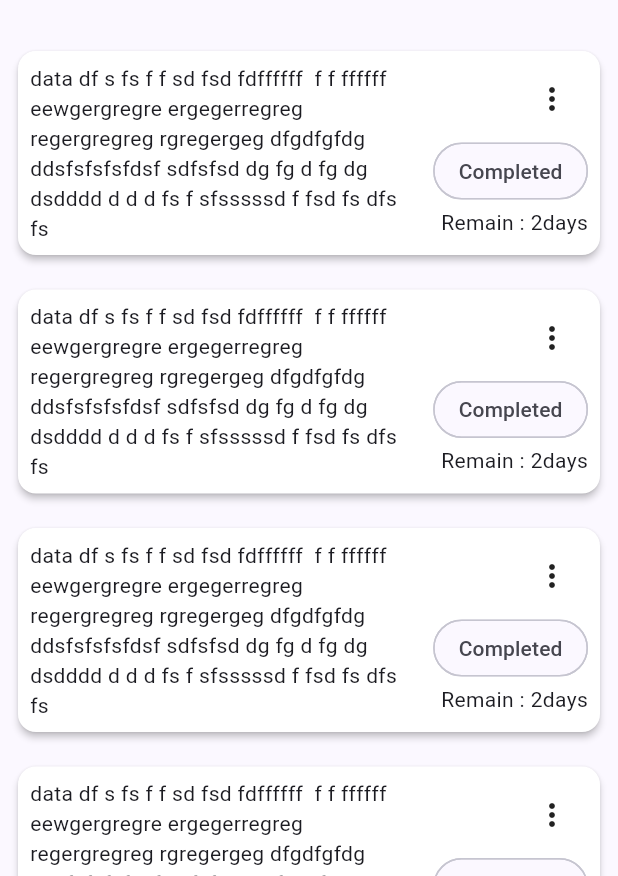
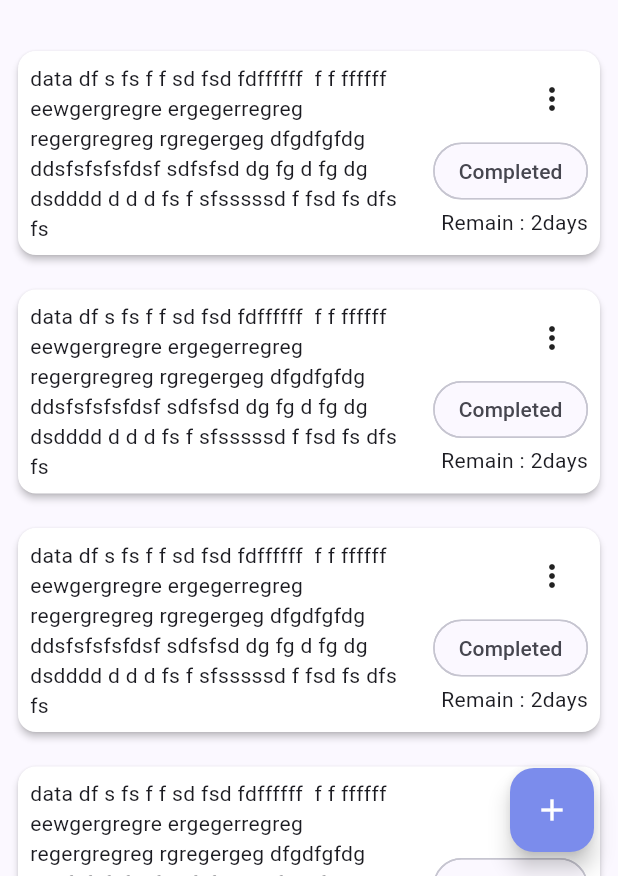
Before and after one commit to rahimuj570/what_to_do_flutter_MVVM, a Flutter app: the screen it shows after launch, on a phone screen of 412 x 824 dp, the part 360-1236 px from its top. Run offline on Flutter 3.47's test engine with Material 3 defaults, Android fonts, the phone set to English and light mode, and no system bars.

Commit message:
onGenerateRoute added

```diff
--- a/lib/app/app.dart
+++ b/lib/app/app.dart
@@ -1,4 +1,5 @@
 import 'package:flutter/material.dart';
+import 'package:mvvm_task_management/app/app_route.dart';
 import 'package:mvvm_task_management/app/app_theme.dart';
 import 'package:mvvm_task_management/views/home_screen.dart';
 
@@ -16,7 +17,8 @@ class _TodoAppState extends State<TodoApp> {
       theme: AppTheme.light,
       darkTheme: AppTheme.dark,
       themeMode: ThemeMode.light,
-      home: HomeScreen(),
+      onGenerateRoute: (settings) => AppRoute.appRoutes(settings),
+      initialRoute: HomeScreen.name,
     );
   }
 }
--- /dev/null
+++ b/lib/app/app_route.dart
@@ -0,0 +1,15 @@
+import 'package:flutter/material.dart';
+import 'package:mvvm_task_management/views/add_todo_screen.dart';
+import 'package:mvvm_task_management/views/home_screen.dart';
+
+class AppRoute {
+  static Route<dynamic>? appRoutes(RouteSettings settings) {
+    Widget widget = SizedBox();
+    if (settings.name == HomeScreen.name) {
+      widget = HomeScreen();
+    } else if (settings.name == AddTodoScreen.name) {
+      widget = AddTodoScreen();
+    }
+    return MaterialPageRoute(builder: (context) => widget);
+  }
+}
--- a/lib/views/home_screen.dart
+++ b/lib/views/home_screen.dart
@@ -1,9 +1,11 @@
 import 'package:flutter/material.dart';
+import 'package:mvvm_task_management/app/app_colors.dart';
 import 'package:mvvm_task_management/widgets/appbar_status_card_widget.dart';
 import 'package:mvvm_task_management/widgets/todo_card_widget.dart';
 
 class HomeScreen extends StatefulWidget {
   const HomeScreen({super.key});
+  static String name = 'homeScreen';
 
   @override
   State<HomeScreen> createState() => _HomeScreenState();
@@ -67,13 +69,13 @@ class _HomeScreenState extends State<HomeScreen> {
                     child: ListView.separated(
                       separatorBuilder: (context, index) =>
                           SizedBox(height: 15),
-                      itemCount: 10,
+                      itemCount: 11,
                       shrinkWrap: true,
 
                       physics: NeverScrollableScrollPhysics(),
                       itemBuilder: (context, index) => ConstrainedBox(
                         constraints: BoxConstraints(minHeight: 100),
-                        child: TodoCardWidget(),
+                        child: index == 10 ? SizedBox() : TodoCardWidget(),
                       ),
                     ),
                   ),
@@ -82,6 +84,12 @@ class _HomeScreenState extends State<HomeScreen> {
             ),
           ],
         ),
+        floatingActionButton: FloatingActionButton(
+          onPressed: () {},
+          backgroundColor: AppColors.themeColor,
+          foregroundColor: Colors.white,
+          child: Icon(Icons.add),
+        ),
       ),
     );
   }
```
Also changed, not shown: lib/views/add_todo_screen.dart (added, +15 -0 lines).
